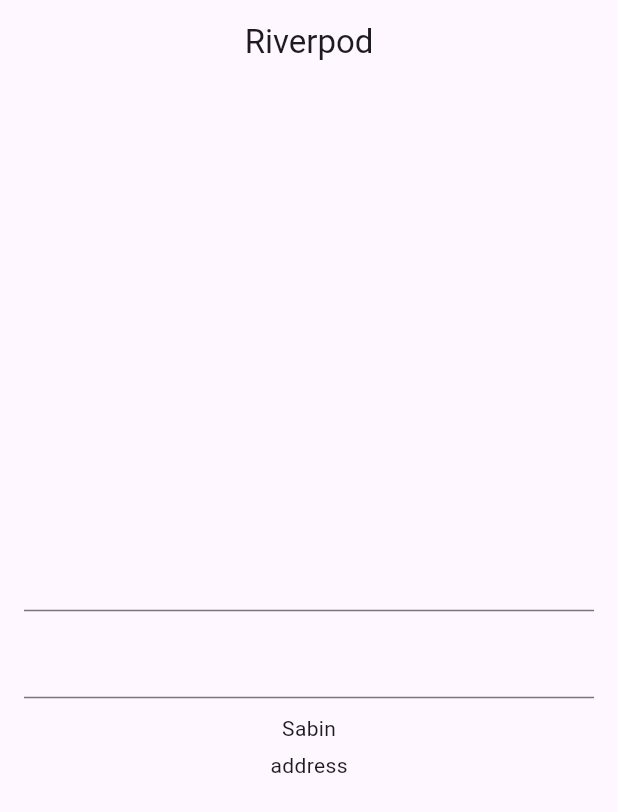
After one commit to sabin79/Riverpod, a Flutter app: the HomePage3 screen opened directly, on a phone screen of 412 x 824 dp. The commit adds this screen. Shown: the top 812 px of the screen. Run offline on Flutter 3.47's test engine with Material 3 defaults, Android fonts, the phone set to English and light mode, and no system bars; our stand-ins replace dots_indicator, equatable, flutter_riverpod, riverpod; statements that could not run were skipped.

Commit message:
Selected method

```diff
--- a/lib/day_1/http_eg/dataprovider.dart/data_provider.dart
+++ b/lib/day_1/http_eg/dataprovider.dart/data_provider.dart
@@ -1,5 +1,5 @@
 import 'package:flutter_riverpod/flutter_riverpod.dart';
-import 'package:interntrial/http_eg/models/user_model.dart';
+import 'package:interntrial/day_1/http_eg/models/user_model.dart';
 
 import '../services/service.dart';
 
--- a/lib/day_1/http_eg/home/my_home_page.dart
+++ b/lib/day_1/http_eg/home/my_home_page.dart
@@ -1,8 +1,8 @@
 import 'package:flutter/material.dart';
 import 'package:flutter_riverpod/flutter_riverpod.dart';
-import 'package:interntrial/http_eg/dataprovider.dart/data_provider.dart';
-import 'package:interntrial/http_eg/models/user_model.dart';
-import 'package:interntrial/http_eg/screens/detail_screens.dart';
+import 'package:interntrial/day_1/http_eg/dataprovider.dart/data_provider.dart';
+import 'package:interntrial/day_1/http_eg/models/user_model.dart';
+import 'package:interntrial/day_1/http_eg/screens/detail_screens.dart';
 
 class MyHomePage extends ConsumerWidget {
   const MyHomePage({super.key});
--- a/lib/day_1/http_eg/screens/detail_screens.dart
+++ b/lib/day_1/http_eg/screens/detail_screens.dart
@@ -1,5 +1,5 @@
 import 'package:flutter/material.dart';
-import 'package:interntrial/http_eg/models/user_model.dart';
+import 'package:interntrial/day_1/http_eg/models/user_model.dart';
 
 class DetailScreen extends StatelessWidget {
   const DetailScreen({super.key, required this.e});
--- a/lib/day_1/pageview_dots-indiactor/wecome.dart
+++ b/lib/day_1/pageview_dots-indiactor/wecome.dart
@@ -1,7 +1,7 @@
 import 'package:flutter/material.dart';
 import 'package:dots_indicator/dots_indicator.dart';
 import 'package:flutter_riverpod/flutter_riverpod.dart';
-import 'package:interntrial/pageview_dots-indiactor/welcome_notifiler.dart';
+import 'package:interntrial/day_1/pageview_dots-indiactor/welcome_notifiler.dart';
 
 class Welcome extends ConsumerStatefulWidget {
   const Welcome({super.key});
--- a/lib/day_1/pageview_dots-indiactor/welcome_notifiler.dart
+++ b/lib/day_1/pageview_dots-indiactor/welcome_notifiler.dart
@@ -1,7 +1,7 @@
 import 'package:equatable/equatable.dart';
 import 'package:flutter_riverpod/flutter_riverpod.dart';
 
-part 'wecome_state.dart';
+part 'welcome_state.dart';
 
 class WelcomeNotifier extends StateNotifier<WelcomeState> {
   WelcomeNotifier() : super(const WelcomeState());
--- /dev/null
+++ b/lib/day_3/select_method/home3.dart
@@ -0,0 +1,55 @@
+import 'package:flutter/material.dart';
+import 'package:flutter_riverpod/flutter_riverpod.dart';
+
+import 'user.dart';
+import 'user_notifiler.dart';
+
+final userProvider = StateNotifierProvider<UserNotifier, User>(
+    (ref) => UserNotifier(const User("Sabin", "address")));
+
+class HomePage3 extends ConsumerWidget {
+  const HomePage3({super.key});
+
+  @override
+  Widget build(BuildContext context, WidgetRef ref) {
+    print("Build method is called");
+    //  final user = ref.watch(userProvider);
+    final user = ref.watch(userProvider.select((value) => value.name));
+    final addres = ref.watch(userProvider.select((value) => value.address));
+
+    return Scaffold(
+      appBar: AppBar(
+        title: const Text("Riverpod"),
+        centerTitle: true,
+      ),
+      body: Padding(
+        padding: const EdgeInsets.symmetric(horizontal: 16, vertical: 10),
+        child: Column(
+          crossAxisAlignment: CrossAxisAlignment.center,
+          mainAxisAlignment: MainAxisAlignment.center,
+          children: [
+            TextField(
+              onSubmitted: (value) =>
+                  ref.read(userProvider.notifier).UpdateName(value),
+            ),
+            const SizedBox(
+              height: 10,
+            ),
+            TextField(
+              onSubmitted: (value) =>
+                  ref.read(userProvider.notifier).UpdateAddress(value),
+            ),
+            const SizedBox(
+              height: 10,
+            ),
+            Text(user),
+            const SizedBox(
+              height: 5,
+            ),
+            Text(addres),
+          ],
+        ),
+      ),
+    );
+  }
+}
--- /dev/null
+++ b/lib/day_3/select_method/user.dart
@@ -0,0 +1,56 @@
+// ignore_for_file: public_member_api_docs, sort_constructors_first
+import 'dart:convert';
+
+import 'package:flutter/material.dart';
+
+@immutable
+class User {
+  final String name;
+  final String address;
+  const User(
+    this.name,
+    this.address,
+  );
+
+  User copyWith({
+    String? name,
+    String? address,
+  }) {
+    return User(
+      name ?? this.name,
+      address ?? this.address,
+    );
+  }
+
+  Map<String, dynamic> toMap() {
+    return <String, dynamic>{
+      'name': name,
+      'address': address,
+    };
+  }
+
+  factory User.fromMap(Map<String, dynamic> map) {
+    return User(
+      map['name'] as String,
+      map['address'] as String,
+    );
+  }
+
+  String toJson() => json.encode(toMap());
+
+  factory User.fromJson(String source) =>
+      User.fromMap(json.decode(source) as Map<String, dynamic>);
+
+  @override
+  String toString() => 'User(name: $name, address: $address)';
+
+  @override
+  bool operator ==(covariant User other) {
+    if (identical(this, other)) return true;
+
+    return other.name == name && other.address == address;
+  }
+
+  @override
+  int get hashCode => name.hashCode ^ address.hashCode;
+}
--- a/pubspec.yaml
+++ b/pubspec.yaml
@@ -64,8 +64,8 @@
   uses-material-design: true
 
   # To add assets to your application, add an assets section, like this:
-  # assets:
-  #   - images/a_dot_burr.jpeg
+  assets:
+    - assects/
   #   - images/a_dot_ham.jpeg
 
   # An image asset can refer to one or more resolution-specific "variants", see
```
Also changed, not shown: lib/day_2/variable.dart (added, +77 -0 lines), lib/day_3/select_method/user_notifiler.dart (added, +16 -0 lines), lib/main.dart (+7 -4 lines), assects/saturn.png (added).
